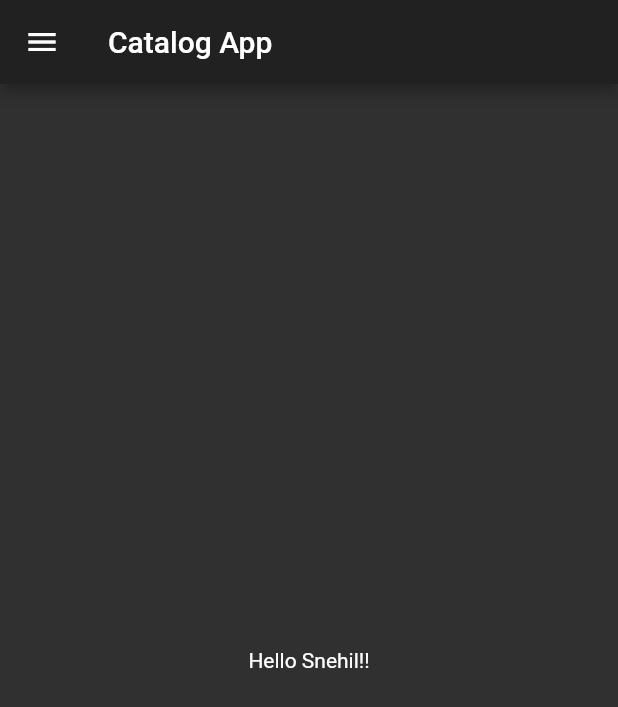
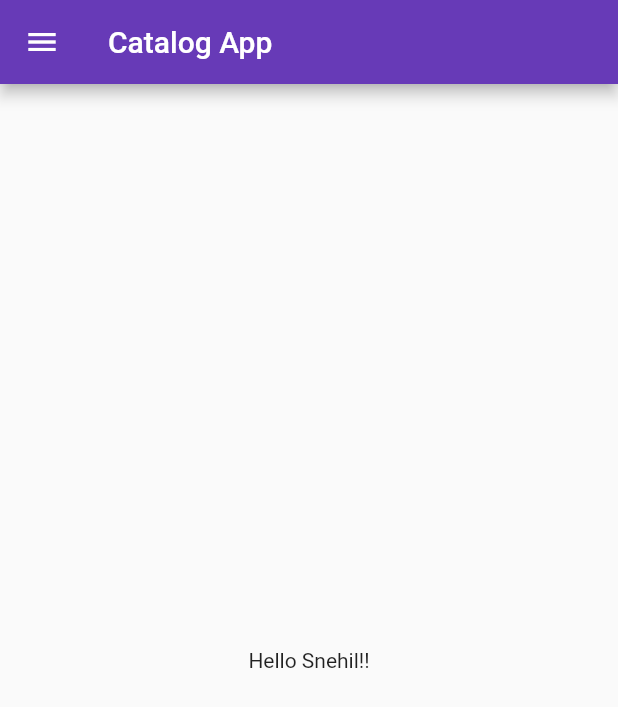
Before and after one commit to shinigamirex888/Flutter_App, a Flutter app: the screen it shows after launch, on a phone screen of 412 x 824 dp. Shown: the top 707 px of the screen. Run offline on Flutter 3.47's test engine with Material 2 defaults, Android fonts, the phone set to English and light mode, and no system bars.

```diff
--- a/lib/main.dart
+++ b/lib/main.dart
@@ -1,4 +1,5 @@
 import 'package:flutter/material.dart';
+import 'package:flutter_application_1/Screens/loginPage.dart';
 import 'Screens/homepage.dart';
 
 void main() {
@@ -10,9 +11,17 @@ class MyApp extends StatelessWidget {
   Widget build(BuildContext context) {
     //$days where days =int 30 ,num for int,double,or use var.. khatam, const for constant
     return MaterialApp(
-      home: Homepage(),
-      themeMode: ThemeMode.dark,
-      darkTheme: ThemeData(brightness:Brightness.dark),
+      themeMode: ThemeMode.light,           // thememode to use darkmode
+      theme: ThemeData(                     // simple theme to use light mode
+        primarySwatch: Colors.deepPurple
+      ),
+      darkTheme: ThemeData(brightness:Brightness.dark),          //darktheme for dark theme
+      initialRoute: "/home",
+      routes: {
+        "/" : (context)=>LoginPage(),
+        "homepage" :(context)=>Homepage(),
+        "/home" :(context)=>Homepage(),
+      },
     );
   }
 }
```
Also changed, not shown: lib/Screens/loginPage.dart (added, +17 -0 lines).
